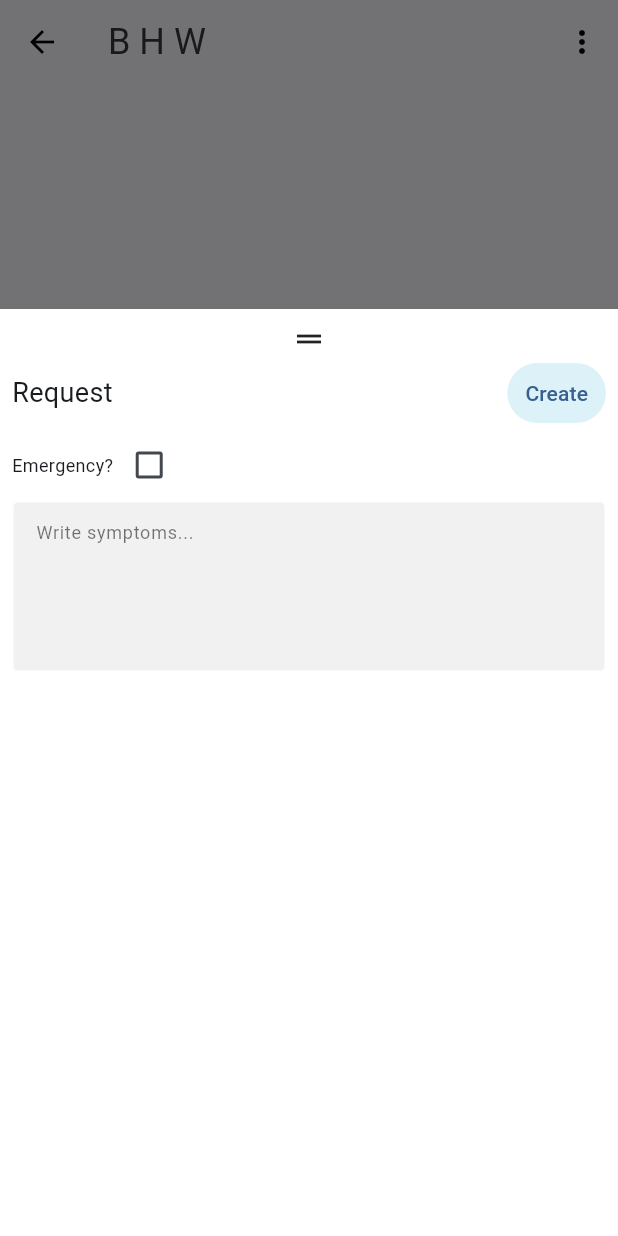
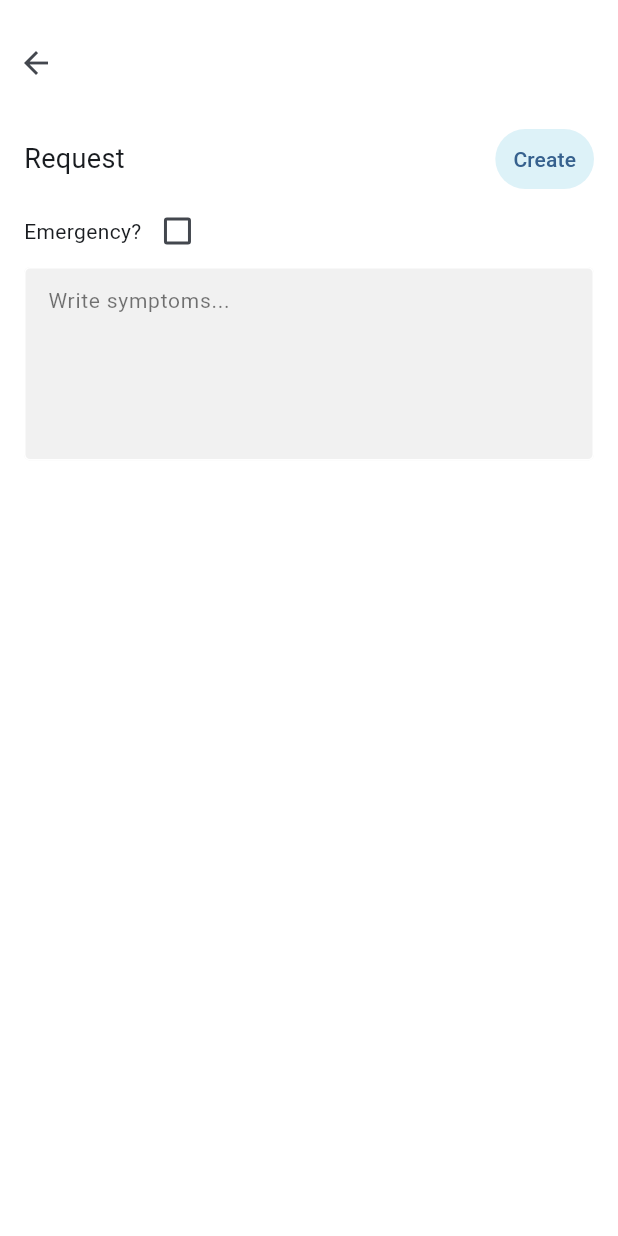
Before and after one commit to dequilla3/bhw_app, a Flutter app: the MainPage screen opened by its route, after a tap on the "add" icon, on a phone screen of 412 x 824 dp. Run offline on Flutter 3.47's test engine with Material 3 defaults, Android fonts, the phone set to English and light mode, and no system bars; missing offline and left inert: localstore.

Commit message:
fix: request page listview overflowed

```diff
--- a/lib/components/app_text_field_expandable.dart
+++ b/lib/components/app_text_field_expandable.dart
@@ -23,14 +23,14 @@ class AppTextFieldExpandable extends StatelessWidget {
     return TextField(
       maxLines: maxLines,
       minLines: minLines,
-      style: const TextStyle(fontSize: 12),
+      style: const TextStyle(fontSize: 14),
       onChanged: onChange,
       controller: controller,
       focusNode: focusNode,
       decoration: InputDecoration(
         isDense: true,
         hintText: hint,
-        hintStyle: const TextStyle(color: Colors.black54, fontSize: 12),
+        hintStyle: const TextStyle(color: Colors.black54, fontSize: 14),
         fillColor: AppColors.bgLight,
         border: const OutlineInputBorder(),
         enabledBorder: const OutlineInputBorder(
--- a/lib/components/new_request_modal.dart
+++ b/lib/components/new_request_modal.dart
@@ -24,23 +24,29 @@ class _NewRequestModalState extends State<NewRequestModal> {
   Widget build(BuildContext context) {
     const uuid = Uuid();
     final requestProiver = Provider.of<RequestProvider>(context);
-    var height = MediaQuery.of(context).size.height;
 
     return GestureDetector(
-      onTap: () => tfFocus.unfocus(),
+      onTap: () {
+        tfFocus.unfocus();
+      },
       child: Container(
-        height: height * 0.75,
         decoration: const BoxDecoration(
           color: Colors.white,
         ),
-        child: Padding(
-          padding: const EdgeInsets.all(8),
+        child: Column(
+          crossAxisAlignment: CrossAxisAlignment.start,
+          children: [
+            const SizedBox(
+              height: 18,
+            ),
+            IconButton(
+              onPressed: () => Navigator.pop(context),
+              icon: const Icon(Icons.arrow_back),
+            ),
+            Padding(
+              padding: const EdgeInsets.all(16.0),
               child: Column(
                 children: [
-              const Icon(
-                Icons.drag_handle_sharp,
-                color: Colors.black87,
-              ),
                   Row(
                     children: [
                       const Text(
@@ -54,8 +60,13 @@ class _NewRequestModalState extends State<NewRequestModal> {
                           // padding: const EdgeInsets.only(left: 20, right: 20),
                         ),
                         onPressed: () {
-                      UserRequest userRequest = UserRequest(uuid.v1(),
-                          requestDetails, isChecked, 'PENDING', DateTime.now());
+                          tfFocus.unfocus();
+                          UserRequest userRequest = UserRequest(
+                              uuid.v1(),
+                              requestDetails,
+                              isChecked,
+                              'PENDING',
+                              DateTime.now());
 
                           requestProiver.addRequest(userRequest);
 
@@ -69,7 +80,7 @@ class _NewRequestModalState extends State<NewRequestModal> {
                     children: [
                       const Text(
                         'Emergency?',
-                    style: TextStyle(fontSize: 12),
+                        style: TextStyle(fontSize: 14),
                       ),
                       Checkbox(
                         checkColor: Colors.white,
@@ -95,6 +106,8 @@ class _NewRequestModalState extends State<NewRequestModal> {
                 ],
               ),
             ),
+          ],
+        ),
       ),
     );
   }
--- a/lib/pages/main_page.dart
+++ b/lib/pages/main_page.dart
@@ -60,6 +60,7 @@ class _MainPageState extends State<MainPage> {
         ],
       ),
       bottomNavigationBar: NavigationBar(
+
         labelBehavior: NavigationDestinationLabelBehavior.alwaysHide,
         onDestinationSelected: (int index) {
           setState(() {
--- a/lib/pages/request_page.dart
+++ b/lib/pages/request_page.dart
@@ -3,6 +3,7 @@ import 'package:bhw_app/config/app_routes.dart';
 import 'package:bhw_app/provider/request_provider.dart';
 import 'package:bhw_app/style/app_colors.dart';
 import 'package:flutter/material.dart';
+import 'package:intl/intl.dart';
 import 'package:provider/provider.dart';
 
 class RequestPage extends StatefulWidget {
@@ -35,16 +36,8 @@ class _RequestPageState extends State<RequestPage> {
     }
   }
 
-  getScreenHeight(height) {
-    if (height > 900) {
-      return height * 0.85;
-    }
-  }
-
   @override
   Widget build(BuildContext context) {
-    var height = MediaQuery.of(context).size.height;
-
     return Consumer<RequestProvider>(
       builder: (context, value, child) {
         return Stack(
@@ -52,8 +45,7 @@ class _RequestPageState extends State<RequestPage> {
             Column(
               children: [
                 const SizedBox(height: 8),
-                SizedBox(
-                  height: height * 0.75,
+                Expanded(
                   child: ListView.builder(
                       itemCount: value.requests.length,
                       itemBuilder: (context, index) {
@@ -89,7 +81,8 @@ class _RequestPageState extends State<RequestPage> {
                                   ),
                           ),
                           isThreeLine: true,
-                          title: Text(DateFormat('yyyy-MM-dd')),
+                          title: Text(
+                              DateFormat.yMd().format(request.dateCreated)),
                           subtitle: Text(
                             request.details,
                             overflow: TextOverflow.ellipsis,
--- a/lib/provider/request_provider.dart
+++ b/lib/provider/request_provider.dart
@@ -7,7 +7,7 @@ class RequestProvider extends ProviderBase {
   UserRequest? userRequest;
 
   addRequest(UserRequest uReq) async {
-    requests.add(uReq);
+    requests.insert(0, uReq);
     // gets new id
     final docId = db.collection('requests').doc().id;
 // save the item
@@ -25,8 +25,7 @@ class RequestProvider extends ProviderBase {
     requests = [];
     List<UserRequest> requestsFromStore =
         await UserRequestService().getReuestFromLocalStore();
-    requests.addAll(requestsFromStore);
-
+    requests.addAll(requestsFromStore.reversed.toList());
     notifyListeners();
   }
 }
```
Also changed, not shown: pubspec.lock. Lines whose indentation alone changed are shown as unchanged.
